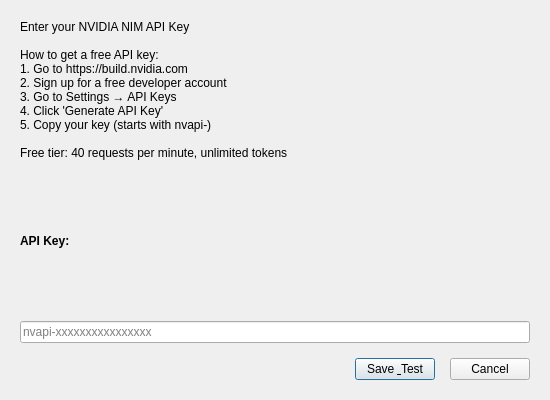
This is ui_designer/settings_dialog.ui in Arean82/llm_chat_app as Qt 5 draws it before an edit. The edited form follows.
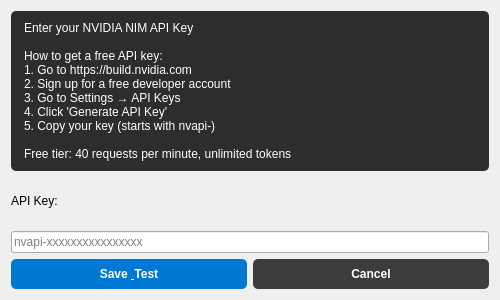
This is the edited form.

```diff
--- a/ui_designer/settings_dialog.ui
+++ b/ui_designer/settings_dialog.ui
@@ -6,31 +6,30 @@
    <rect>
     <x>0</x>
     <y>0</y>
-    <width>550</width>
-    <height>400</height>
+    <width>500</width>
+    <height>300</height>
    </rect>
   </property>
+  <property name="minimumSize">
+   <size>
+    <width>500</width>
+    <height>0</height>
+   </size>
+  </property>
   <property name="windowTitle">
    <string>Settings - NVIDIA NIM API</string>
   </property>
-  <layout class="QVBoxLayout" name="verticalLayout">
-   <property name="spacing">
-    <number>15</number>
-   </property>
-   <property name="leftMargin">
-    <number>20</number>
-   </property>
-   <property name="topMargin">
-    <number>20</number>
-   </property>
-   <property name="rightMargin">
-    <number>20</number>
-   </property>
-   <property name="bottomMargin">
-    <number>20</number>
-   </property>
+  <layout class="QVBoxLayout" name="dialog_layout">
    <item>
-    <widget class="QLabel" name="instructions_label">
+    <widget class="QLabel" name="instructions">
+     <property name="styleSheet">
+      <string notr="true">#instructions {
+    background-color: #2d2d2d;
+    padding: 10px;
+    border-radius: 5px;
+	color: #ffffff
+}</string>
+     </property>
      <property name="text">
       <string>Enter your NVIDIA NIM API Key
 
@@ -50,19 +49,31 @@
    </item>
    <item>
     <widget class="QLabel" name="key_label">
+     <property name="styleSheet">
+      <string notr="true">#key-label {
+    font-weight: bold;
+    margin-top: 10px;
+}</string>
+     </property>
      <property name="text">
       <string>API Key:</string>
      </property>
-     <property name="font">
-      <font>
-       <weight>75</weight>
-       <bold>true</bold>
-      </font>
-     </property>
     </widget>
    </item>
    <item>
     <widget class="QLineEdit" name="key_input">
+     <property name="styleSheet">
+      <string notr="true">#key-input {
+    background-color: #2d2d2d;
+    color: #ffffff;
+    border: 1px solid #3c3c3c;
+    border-radius: 5px;
+    padding: 8px;
+}</string>
+     </property>
+     <property name="echoMode">
+      <enum>QLineEdit::EchoMode::Password</enum>
+     </property>
      <property name="placeholderText">
       <string>nvapi-xxxxxxxxxxxxxxxx</string>
      </property>
@@ -72,22 +83,25 @@
     </widget>
    </item>
    <item>
-    <layout class="QHBoxLayout" name="horizontalLayout">
-     <item>
-      <spacer name="horizontalSpacer">
-       <property name="orientation">
-        <enum>Qt::Horizontal</enum>
-       </property>
-       <property name="sizeHint" stdset="0">
-        <size>
-         <width>40</width>
-         <height>20</height>
-        </size>
-       </property>
-      </spacer>
-     </item>
+    <layout class="QHBoxLayout" name="button_layout">
      <item>
       <widget class="QPushButton" name="save_btn">
+       <property name="styleSheet">
+        <string notr="true">QPushButton {
+    background-color: #0078d4;
+    border: none;
+    border-radius: 5px;
+    padding: 8px;
+    color: white;
+    font-weight: bold;
+}
+QPushButton:hover {
+    background-color: #106ebe;
+}
+QPushButton:pressed {
+    background-color: #005a9e;
+}</string>
+       </property>
        <property name="text">
         <string>Save &amp; Test</string>
        </property>
@@ -95,6 +109,22 @@
      </item>
      <item>
       <widget class="QPushButton" name="cancel_btn">
+       <property name="styleSheet">
+        <string notr="true">QPushButton {
+    background-color: #3c3c3c;
+    border: none;
+    border-radius: 5px;
+    padding: 8px;
+    color: white;
+    font-weight: bold;
+}
+QPushButton:hover {
+    background-color: #4c4c4c;
+}
+QPushButton:pressed {
+    background-color: #2c2c2c;
+}</string>
+       </property>
        <property name="text">
         <string>Cancel</string>
        </property>
```
Left out of the diff: 22 changed lines with no effect on the pictures.
